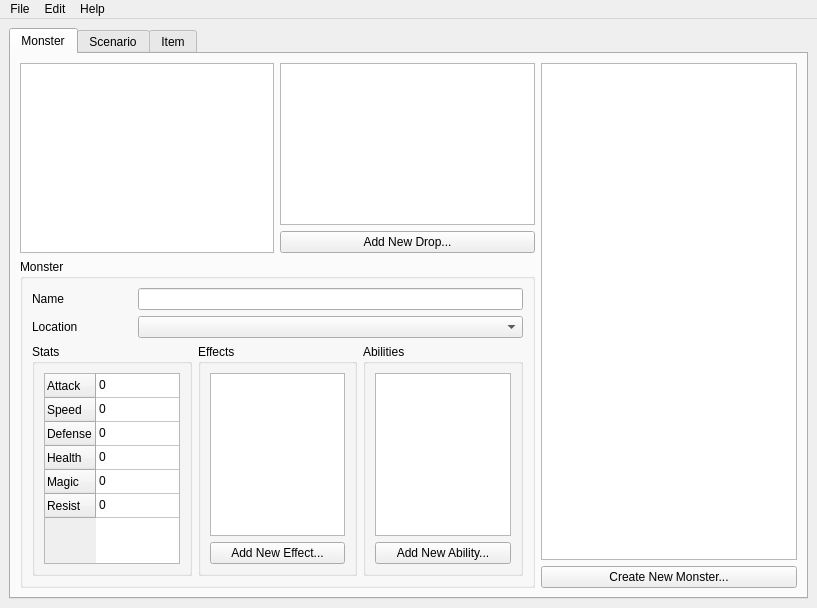
SodaCookie/rpeg, file editor/editor.ui: the form before one commit.
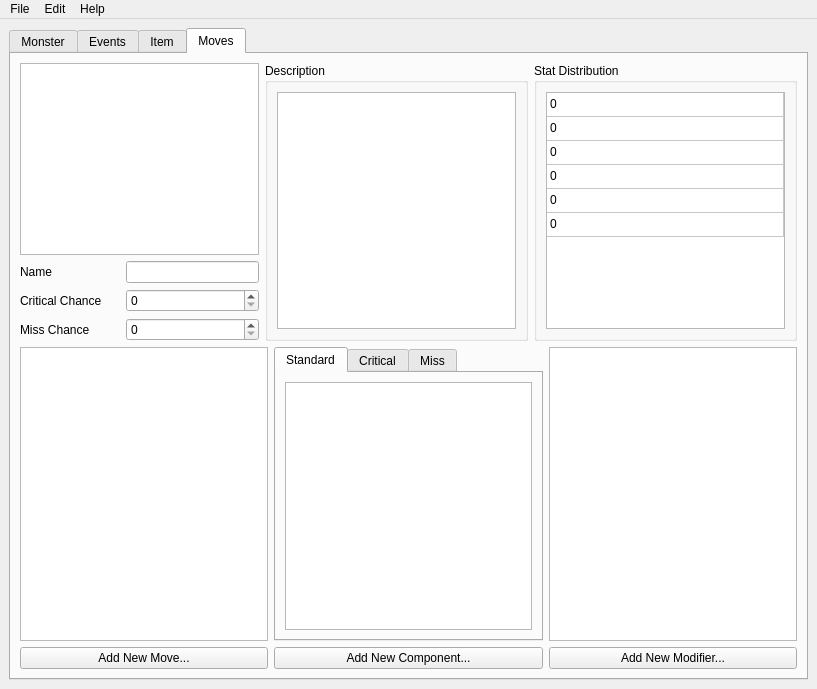
The form after the commit.

Commit message: Updated editor gui to handle engine

Patch:
```diff
--- a/editor/editor.ui
+++ b/editor/editor.ui
@@ -7,7 +7,7 @@
     <x>0</x>
     <y>0</y>
     <width>817</width>
-    <height>608</height>
+    <height>689</height>
    </rect>
   </property>
   <property name="windowTitle">
@@ -18,7 +18,7 @@
     <item row="0" column="0">
      <widget class="QTabWidget" name="tabWidget">
       <property name="currentIndex">
-       <number>0</number>
+       <number>3</number>
       </property>
       <widget class="QWidget" name="monster_tab">
        <property name="maximumSize">
@@ -110,7 +110,7 @@
                   </size>
                  </property>
                  <property name="text">
-                  <string>Location</string>
+                  <string>Floor Type</string>
                  </property>
                 </widget>
                </item>
@@ -161,7 +161,7 @@
                      <bool>true</bool>
                     </attribute>
                     <attribute name="verticalHeaderVisible">
-                     <bool>true</bool>
+                     <bool>false</bool>
                     </attribute>
                     <attribute name="verticalHeaderCascadingSectionResizes">
                      <bool>false</bool>
@@ -318,7 +318,7 @@
       </widget>
       <widget class="QWidget" name="scenario_tab">
        <attribute name="title">
-        <string>Scenario</string>
+        <string>Events</string>
        </attribute>
        <layout class="QHBoxLayout" name="horizontalLayout_13">
         <item>
@@ -691,6 +691,347 @@
         </item>
        </layout>
       </widget>
+      <widget class="QWidget" name="tab">
+       <attribute name="title">
+        <string>Moves</string>
+       </attribute>
+       <layout class="QVBoxLayout" name="verticalLayout_22" stretch="0,3">
+        <item>
+         <layout class="QHBoxLayout" name="horizontalLayout_20">
+          <property name="sizeConstraint">
+           <enum>QLayout::SetMinimumSize</enum>
+          </property>
+          <item>
+           <layout class="QVBoxLayout" name="verticalLayout_21">
+            <item>
+             <widget class="QGraphicsView" name="graphicsView_2"/>
+            </item>
+            <item>
+             <layout class="QHBoxLayout" name="horizontalLayout_17">
+              <item>
+               <widget class="QLabel" name="label_10">
+                <property name="minimumSize">
+                 <size>
+                  <width>100</width>
+                  <height>0</height>
+                 </size>
+                </property>
+                <property name="text">
+                 <string>Name</string>
+                </property>
+               </widget>
+              </item>
+              <item>
+               <widget class="QLineEdit" name="lineEdit_4">
+                <property name="sizePolicy">
+                 <sizepolicy hsizetype="Expanding" vsizetype="Fixed">
+                  <horstretch>0</horstretch>
+                  <verstretch>0</verstretch>
+                 </sizepolicy>
+                </property>
+               </widget>
+              </item>
+             </layout>
+            </item>
+            <item>
+             <layout class="QHBoxLayout" name="horizontalLayout_18">
+              <item>
+               <widget class="QLabel" name="label_11">
+                <property name="minimumSize">
+                 <size>
+                  <width>100</width>
+                  <height>0</height>
+                 </size>
+                </property>
+                <property name="text">
+                 <string>Critical Chance</string>
+                </property>
+               </widget>
+              </item>
+              <item>
+               <widget class="QDoubleSpinBox" name="doubleSpinBox">
+                <property name="sizePolicy">
+                 <sizepolicy hsizetype="Expanding" vsizetype="Fixed">
+                  <horstretch>0</horstretch>
+                  <verstretch>0</verstretch>
+                 </sizepolicy>
+                </property>
+                <property name="decimals">
+                 <number>0</number>
+                </property>
+                <property name="minimum">
+                 <double>0.000000000000000</double>
+                </property>
+                <property name="maximum">
+                 <double>100.000000000000000</double>
+                </property>
+                <property name="value">
+                 <double>0.000000000000000</double>
+                </property>
+               </widget>
+              </item>
+             </layout>
+            </item>
+            <item>
+             <layout class="QHBoxLayout" name="horizontalLayout_19">
+              <item>
+               <widget class="QLabel" name="label_12">
+                <property name="minimumSize">
+                 <size>
+                  <width>100</width>
+                  <height>0</height>
+                 </size>
+                </property>
+                <property name="text">
+                 <string>Miss Chance</string>
+                </property>
+               </widget>
+              </item>
+              <item>
+               <widget class="QDoubleSpinBox" name="doubleSpinBox_2">
+                <property name="sizePolicy">
+                 <sizepolicy hsizetype="Expanding" vsizetype="Fixed">
+                  <horstretch>0</horstretch>
+                  <verstretch>0</verstretch>
+                 </sizepolicy>
+                </property>
+                <property name="decimals">
+                 <number>0</number>
+                </property>
+                <property name="minimum">
+                 <double>0.000000000000000</double>
+                </property>
+                <property name="maximum">
+                 <double>100.000000000000000</double>
+                </property>
+                <property name="value">
+                 <double>0.000000000000000</double>
+                </property>
+               </widget>
+              </item>
+             </layout>
+            </item>
+           </layout>
+          </item>
+          <item>
+           <widget class="QGroupBox" name="groupBox_9">
+            <property name="title">
+             <string>Description</string>
+            </property>
+            <layout class="QVBoxLayout" name="verticalLayout_20">
+             <item>
+              <widget class="QTextEdit" name="textEdit"/>
+             </item>
+            </layout>
+           </widget>
+          </item>
+          <item>
+           <widget class="QGroupBox" name="groupBox_5">
+            <property name="title">
+             <string>Stat Distribution</string>
+            </property>
+            <layout class="QVBoxLayout" name="verticalLayout_17">
+             <item>
+              <widget class="QTableWidget" name="tableWidget_2">
+               <property name="sizePolicy">
+                <sizepolicy hsizetype="Maximum" vsizetype="Expanding">
+                 <horstretch>0</horstretch>
+                 <verstretch>0</verstretch>
+                </sizepolicy>
+               </property>
+               <property name="gridStyle">
+                <enum>Qt::SolidLine</enum>
+               </property>
+               <attribute name="horizontalHeaderVisible">
+                <bool>false</bool>
+               </attribute>
+               <attribute name="horizontalHeaderCascadingSectionResizes">
+                <bool>true</bool>
+               </attribute>
+               <attribute name="horizontalHeaderHighlightSections">
+                <bool>false</bool>
+               </attribute>
+               <attribute name="horizontalHeaderShowSortIndicator" stdset="0">
+                <bool>false</bool>
+               </attribute>
+               <attribute name="horizontalHeaderStretchLastSection">
+                <bool>true</bool>
+               </attribute>
+               <attribute name="verticalHeaderVisible">
+                <bool>false</bool>
+               </attribute>
+               <attribute name="verticalHeaderCascadingSectionResizes">
+                <bool>false</bool>
+               </attribute>
+               <attribute name="verticalHeaderDefaultSectionSize">
+                <number>24</number>
+               </attribute>
+               <attribute name="verticalHeaderHighlightSections">
+                <bool>true</bool>
+               </attribute>
+               <attribute name="verticalHeaderShowSortIndicator" stdset="0">
+                <bool>true</bool>
+               </attribute>
+               <attribute name="verticalHeaderStretchLastSection">
+                <bool>false</bool>
+               </attribute>
+               <row>
+                <property name="text">
+                 <string>Attack</string>
+                </property>
+               </row>
+               <row>
+                <property name="text">
+                 <string>Speed</string>
+                </property>
+               </row>
+               <row>
+                <property name="text">
+                 <string>Defense</string>
+                </property>
+               </row>
+               <row>
+                <property name="text">
+                 <string>Health</string>
+                </property>
+               </row>
+               <row>
+                <property name="text">
+                 <string>Magic</string>
+                </property>
+               </row>
+               <row>
+                <property name="text">
+                 <string>Resist</string>
+                </property>
+               </row>
+               <column>
+                <property name="text">
+                 <string>Value</string>
+                </property>
+               </column>
+               <item row="0" column="0">
+                <property name="text">
+                 <string>0</string>
+                </property>
+               </item>
+               <item row="1" column="0">
+                <property name="text">
+                 <string>0</string>
+                </property>
+               </item>
+               <item row="2" column="0">
+                <property name="text">
+                 <string>0</string>
+                </property>
+               </item>
+               <item row="3" column="0">
+                <property name="text">
+                 <string>0</string>
+                </property>
+               </item>
+               <item row="4" column="0">
+                <property name="text">
+                 <string>0</string>
+                </property>
+               </item>
+               <item row="5" column="0">
+                <property name="text">
+                 <string>0</string>
+                </property>
+               </item>
+              </widget>
+             </item>
+            </layout>
+           </widget>
+          </item>
+         </layout>
+        </item>
+        <item>
+         <layout class="QHBoxLayout" name="horizontalLayout_21" stretch="0,0,0">
+          <property name="sizeConstraint">
+           <enum>QLayout::SetMaximumSize</enum>
+          </property>
+          <item>
+           <layout class="QVBoxLayout" name="verticalLayout_14">
+            <item>
+             <widget class="QListWidget" name="listWidget_8"/>
+            </item>
+            <item>
+             <widget class="QPushButton" name="pushButton_8">
+              <property name="text">
+               <string>Add New Move...</string>
+              </property>
+             </widget>
+            </item>
+           </layout>
+          </item>
+          <item>
+           <layout class="QVBoxLayout" name="verticalLayout_15">
+            <item>
+             <widget class="QTabWidget" name="tabWidget_2">
+              <property name="currentIndex">
+               <number>0</number>
+              </property>
+              <widget class="QWidget" name="tab_2">
+               <attribute name="title">
+                <string>Standard</string>
+               </attribute>
+               <layout class="QHBoxLayout" name="horizontalLayout_16">
+                <item>
+                 <widget class="QListWidget" name="listWidget_7"/>
+                </item>
+               </layout>
+              </widget>
+              <widget class="QWidget" name="tab_3">
+               <attribute name="title">
+                <string>Critical</string>
+               </attribute>
+               <layout class="QVBoxLayout" name="verticalLayout_19">
+                <item>
+                 <widget class="QListWidget" name="listWidget_9"/>
+                </item>
+               </layout>
+              </widget>
+              <widget class="QWidget" name="tab_4">
+               <attribute name="title">
+                <string>Miss</string>
+               </attribute>
+               <layout class="QVBoxLayout" name="verticalLayout_18">
+                <item>
+                 <widget class="QListWidget" name="listWidget_10"/>
+                </item>
+               </layout>
+              </widget>
+             </widget>
+            </item>
+            <item>
+             <widget class="QPushButton" name="pushButton_9">
+              <property name="text">
+               <string>Add New Component...</string>
+              </property>
+             </widget>
+            </item>
+           </layout>
+          </item>
+          <item>
+           <layout class="QVBoxLayout" name="verticalLayout_16">
+            <item>
+             <widget class="QListWidget" name="listWidget_6"/>
+            </item>
+            <item>
+             <widget class="QPushButton" name="pushButton_10">
+              <property name="text">
+               <string>Add New Modifier...</string>
+              </property>
+             </widget>
+            </item>
+           </layout>
+          </item>
+         </layout>
+        </item>
+       </layout>
+      </widget>
      </widget>
     </item>
    </layout>
```
Left out of the diff: 197 changed lines with no effect on the pictures. The commit also changes 1 other file.
